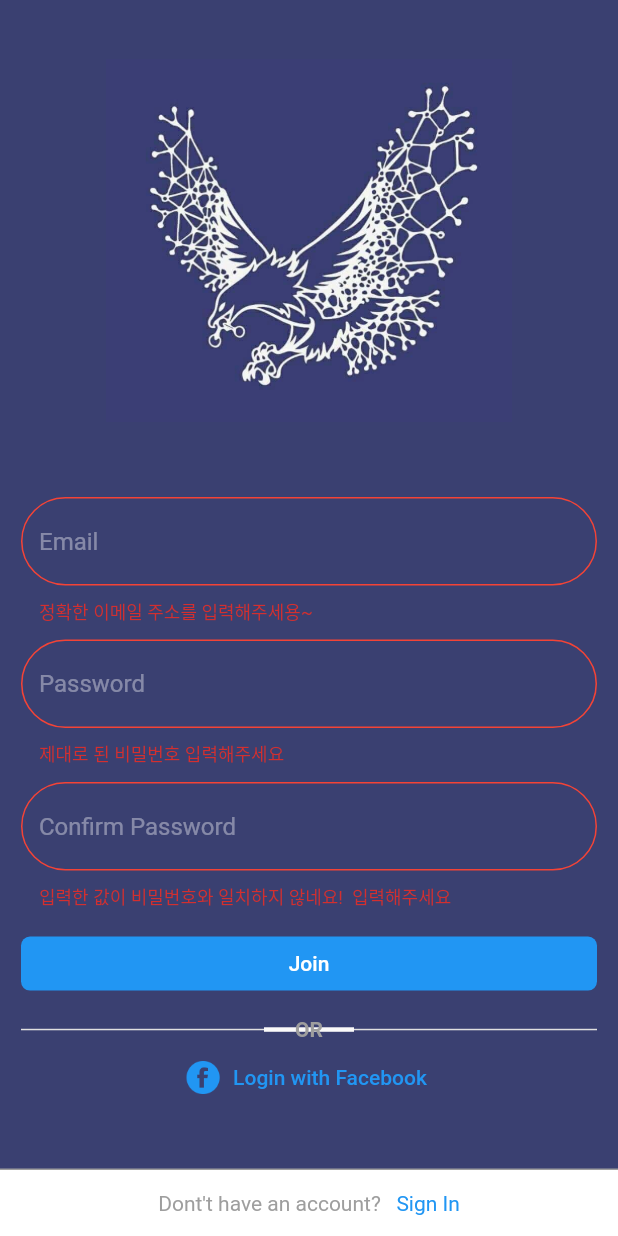
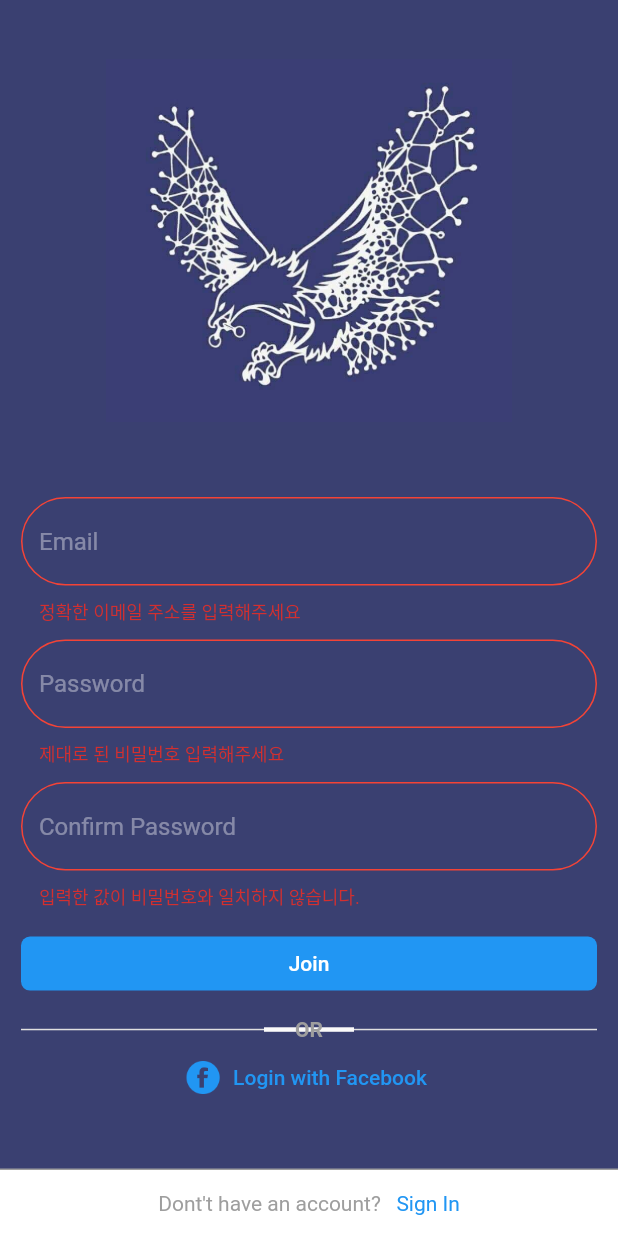
Before and after one commit to kimvjgd/mse_yonsei, a Flutter app: the screen it shows after launch, after a tap on "Join", on a phone screen of 412 x 824 dp. Run offline on Flutter 3.47's test engine with Material 2 defaults, Android fonts, the phone set to English and light mode, and no system bars; our stand-ins replace cloud_firestore, firebase_auth, firebase_core, intro_slider, rxdart; missing offline and left inert: drag_and_drop_lists, flutter_phone_direct_caller; accounts and stored records are empty.

Commit message:
no message

```diff
--- a/lib/model/firestore/user_model.dart
+++ b/lib/model/firestore/user_model.dart
@@ -2,9 +2,9 @@ import 'package:cloud_firestore/cloud_firestore.dart';
 import 'package:mse_yonsei/cosntants/firestore_keys.dart';
 
 class UserModel {
-  final String? userKey;
-  final String? email;
-  final String? stu_num;
+  final String userKey;
+  final String email;
+  final String stu_num;
   final DocumentReference? reference;
 
   UserModel.fromMap(Map<String, dynamic>? map, this.userKey, {required this.reference})
@@ -22,5 +22,5 @@ class UserModel {
     map[KEY_STU_NUMBER] = '';
     return map;
   }
-  UserModel({this.userKey, this.email, this.stu_num, this.reference});
+  UserModel({required this.userKey, required this.email, required this.stu_num, this.reference});
 }
--- a/lib/model/user_model_state.dart
+++ b/lib/model/user_model_state.dart
@@ -4,9 +4,9 @@ import 'package:flutter/material.dart';
 import 'package:mse_yonsei/model/firestore/user_model.dart';
 
 class UserModelState extends ChangeNotifier {
-  UserModel? _userModel ;
+  UserModel _userModel = UserModel(userKey: '',email: '', stu_num: '');
   StreamSubscription<UserModel>? _currentStreamSub;         // usermodel을 stream으로 계속 불러옵니다.    logout누르면 stream이 logout을 읽어와줌
-  UserModel get userModel => _userModel!;
+  UserModel get userModel => _userModel;
 
   set userModel(UserModel userModel) {
     _userModel = userModel;
@@ -19,6 +19,6 @@ class UserModelState extends ChangeNotifier {
     if(_currentStreamSub != null)
       _currentStreamSub!.cancel();
     _currentStreamSub = null;
-    _userModel = null;
+    _userModel = UserModel(userKey: '',email: '', stu_num: '');
   }
 }
--- a/lib/screens/add_call_screen.dart
+++ b/lib/screens/add_call_screen.dart
@@ -32,7 +32,7 @@ class _AddCallScreenState extends State<AddCallScreen> {
   @override
   Widget build(BuildContext context) {
 
-    userKey = Provider.of<UserModelState>(context, listen: false).userModel.userKey!;
+    userKey = Provider.of<UserModelState>(context, listen: false).userModel.userKey;
 
     return SafeArea(
       child: Scaffold(
--- a/lib/screens/add_url_screen.dart
+++ b/lib/screens/add_url_screen.dart
@@ -35,7 +35,7 @@ class _AddAddressScreenState extends State<AddAddressScreen> {
   @override
   Widget build(BuildContext context) {
 
-    userKey = Provider.of<UserModelState>(context, listen: false).userModel.userKey!;
+    userKey = Provider.of<UserModelState>(context, listen: false).userModel.userKey;
 
     return SafeArea(
       child: Scaffold(
--- a/lib/screens/expansion_screen.dart
+++ b/lib/screens/expansion_screen.dart
@@ -45,7 +45,7 @@ class _ExpansionScreenState extends State<ExpansionScreen>
     print('@@@expansionscreen');
 
     userKey =
-        Provider.of<UserModelState>(context, listen: false).userModel.userKey!;
+        Provider.of<UserModelState>(context, listen: false).userModel.userKey;
 
     return StreamProvider<List<PostModel>>.value(
       initialData: [],
--- a/lib/screens/my_collection_screen.dart
+++ b/lib/screens/my_collection_screen.dart
@@ -32,7 +32,7 @@ class _MyCollectionScreenState extends State<MyCollectionScreen> {
   @override
   Widget build(BuildContext context) {
     userKey =
-        Provider.of<UserModelState>(context, listen: false).userModel.userKey!;
+        Provider.of<UserModelState>(context, listen: false).userModel.userKey;
 
     return StreamProvider<List<PostModel>>.value(
         initialData: [],
--- a/lib/screens/sign_in_form.dart
+++ b/lib/screens/sign_in_form.dart
@@ -53,7 +53,7 @@ class _SignInFormState extends State<SignInForm> {
                   if (text!.isNotEmpty && text.contains("@")) {
                     return null;
                   } else {
-                    return '정확한 이메일 주소를 입력해주세용~';
+                    return '정확한 이메일 주소를 입력해주세요';
                   }
                 },
               ),
@@ -69,7 +69,7 @@ class _SignInFormState extends State<SignInForm> {
                   if (text!.isNotEmpty && text.length > 2) {
                     return null;
                   } else {
-                    return '제대로 된 비밀번호 입력해주세용~';
+                    return '제대로 된 비밀번호 입력해주세요';
                   }
                 },
               ),
@@ -113,8 +113,7 @@ class _SignInFormState extends State<SignInForm> {
         if (_formKey.currentState!.validate()) {
           Provider.of<FirebaseAuthState>(context, listen: false).login(context,
               email: _emailController.text, password: _pwController.text);
-          // Navigator.of(context).pushReplacement(MaterialPageRoute(builder: (context)=>MyHomePage()));
-
+          Navigator.of(context).pushReplacement(MaterialPageRoute(builder: (context)=>MyHomePage()));
         }
       },
       child: Text(
--- a/lib/screens/sign_up_form.dart
+++ b/lib/screens/sign_up_form.dart
@@ -64,13 +64,13 @@ class _SignUpFormState extends State<SignUpForm> {
               ),
               TextFormField(
                 controller: _emailController,
-                cursorColor: Colors.black54,
+                cursorColor: Colors.white,
                 decoration: textInputDecor('Email'),
                 validator: (text) {
                   if (text!.isNotEmpty && text.contains("@")) {
                     return null;
                   } else {
-                    return '정확한 이메일 주소를 입력해주세용~';
+                    return '정확한 이메일 주소를 입력해주세요';
                   }
                 },
               ),
@@ -79,7 +79,7 @@ class _SignUpFormState extends State<SignUpForm> {
               ),
               TextFormField(
                 controller: _pwController,
-                cursorColor: Colors.black54,
+                cursorColor: Colors.white,
                 obscureText: true,
                 decoration: textInputDecor('Password'),
                 validator: (text) {
@@ -95,14 +95,14 @@ class _SignUpFormState extends State<SignUpForm> {
               ),
               TextFormField(
                 controller: _cpwController,
-                cursorColor: Colors.black54,
+                cursorColor: Colors.white,
                 obscureText: true,
                 decoration: textInputDecor('Confirm Password'),
                 validator: (text) {
                   if (text!.isNotEmpty && _pwController.text == text) {
                     return null;
                   } else {
-                    return '입력한 값이 비밀번호와 일치하지 않네요!  입력해주세요';
+                    return '입력한 값이 비밀번호와 일치하지 않습니다.';
                   }
                 },
               ),
@@ -140,12 +140,11 @@ class _SignUpFormState extends State<SignUpForm> {
               email: _emailController.text,
               password: _pwController.text);
           userKey =
-              Provider.of<UserModelState>(context, listen: false).userModel.userKey!;
+              Provider.of<UserModelState>(context, listen: false).userModel.userKey;
           FirebaseFirestore.instance.collection(COLLECTION_USERS).doc(userKey).collection('repo').doc('first_$userKey').set({'name':'Welcome, new friend'});
 
-          // Navigator.of(context).pushReplacement(
-          //     MaterialPageRoute(builder: (context) => MyHomePage()));
-          print('@@@signup');
+          Navigator.of(context).pushReplacement(
+              MaterialPageRoute(builder: (context) => MyHomePage()));
         }
       },
       child: Text(
```
